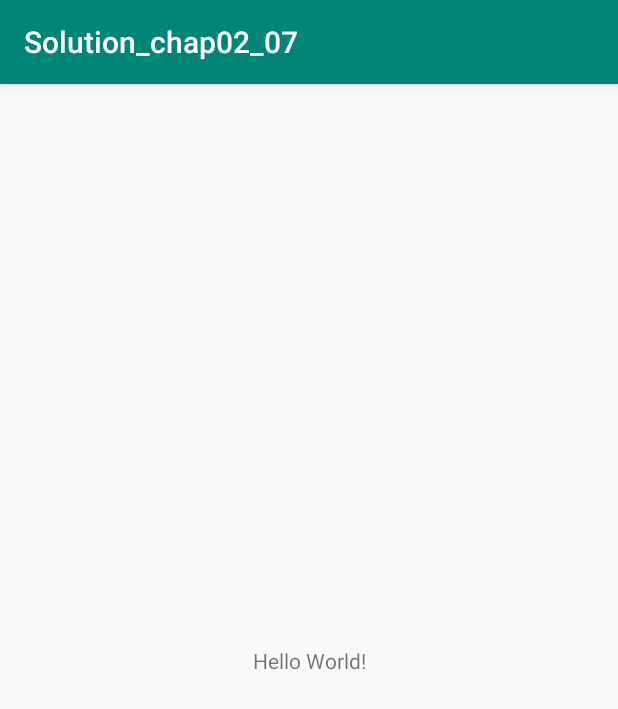
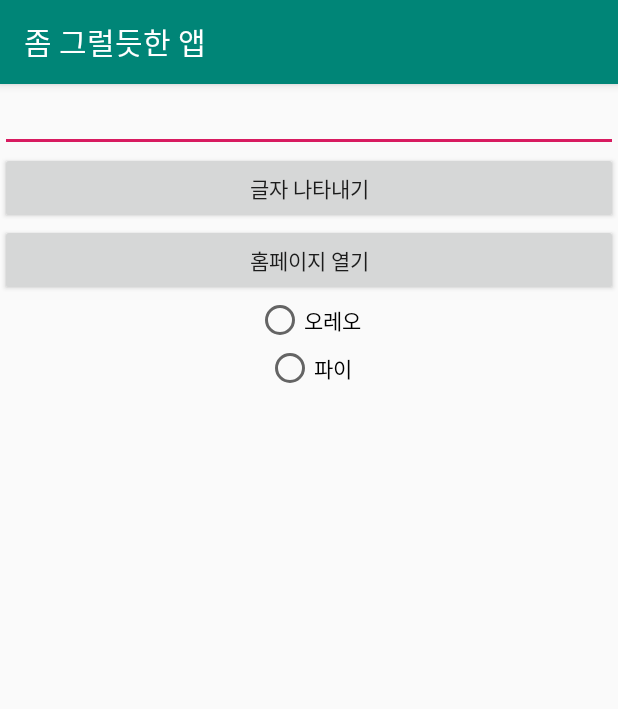
Before and after one commit to Marlrero/2019_Android, an Android app: the screen it shows after launch (MainActivity), on a phone screen of 412 x 824 dp. Shown: the top 709 px of the screen. Run offline under Robolectric (Android 15) with nearby library versions, the phone set to English and light mode, and no system bars.

Commit message:
Solution_chap02_test07
Solution_chap02_test07

```diff
--- a/Solution_chap02_07/app/src/main/java/com/example/solution_chap02_07/MainActivity.java
+++ b/Solution_chap02_07/app/src/main/java/com/example/solution_chap02_07/MainActivity.java
@@ -1,13 +1,78 @@
 package com.example.solution_chap02_07;
 
+import android.content.Intent;
+import android.net.Uri;
 import android.support.v7.app.AppCompatActivity;
 import android.os.Bundle;
+import android.view.View;
+import android.widget.Button;
+import android.widget.CompoundButton;
+import android.widget.EditText;
+import android.widget.ImageView;
+import android.widget.RadioButton;
+import android.widget.RadioGroup;
+import android.widget.Toast;
 
 public class MainActivity extends AppCompatActivity {
+    EditText editText;
+    Button btnShow, btnOpenHomepage;
+    RadioGroup rgAndroid;
+    RadioButton rbtnOreo, rbtnPie;
+    ImageView ivAndroid;
 
     @Override
     protected void onCreate(Bundle savedInstanceState) {
         super.onCreate(savedInstanceState);
         setContentView(R.layout.activity_main);
+
+        setTitle("좀 그럴듯한 앱");
+
+        editText = (EditText) findViewById(R.id.editText);
+        btnShow = (Button) findViewById(R.id.btnShow);
+        btnOpenHomepage = (Button) findViewById(R.id.btnOpenHomepage);
+        rbtnOreo = (RadioButton) findViewById(R.id.rbtnOreo);
+        rbtnPie = (RadioButton) findViewById(R.id.rbtnPie);
+        ivAndroid = (ImageView) findViewById(R.id.ivAndroid);
+
+        btnShow.setOnClickListener(new View.OnClickListener() {
+            @Override
+            public void onClick(View v) {
+                Toast.makeText(getApplicationContext(), editText.getText().toString(), Toast.LENGTH_SHORT).show();
+            }
+        });
+
+        btnOpenHomepage.setOnClickListener(new View.OnClickListener() {
+            @Override
+            public void onClick(View v) {
+                Intent mIntent = new Intent(Intent.ACTION_VIEW, Uri.parse(editText.getText().toString()));
+                startActivity(mIntent);
+            }
+        });
+/*
+        rgAndroid.setOnCheckedChangeListener(new RadioGroup.OnCheckedChangeListener() {
+            @Override
+            public void onCheckedChanged(RadioGroup group, int checkedId) {
+                switch (rgAndroid.getCheckedRadioButtonId()) {
+                    case R.id.rbtnOreo:
+                        ivAndroid.setImageResource(R.drawable.oreo); break;
+                    case R.id.rbtnPie:
+                        ivAndroid.setImageResource(R.drawable.pie);  break;
+                }
+            }
+        });
+*/
+        rbtnPie.setOnCheckedChangeListener(new RadioButton.OnCheckedChangeListener() {
+            @Override
+            public void onCheckedChanged(CompoundButton buttonView, boolean isChecked) {
+                ivAndroid.setImageResource(R.drawable.pie);
+            }
+        });
+
+        rbtnOreo.setOnCheckedChangeListener(new RadioButton.OnCheckedChangeListener() {
+            @Override
+            public void onCheckedChanged(CompoundButton buttonView, boolean isChecked) {
+                ivAndroid.setImageResource(R.drawable.oreo);
+            }
+        });
     }
 }
--- a/Solution_chap02_07/app/src/main/res/layout/activity_main.xml
+++ b/Solution_chap02_07/app/src/main/res/layout/activity_main.xml
@@ -1,18 +1,52 @@
 <?xml version="1.0" encoding="utf-8"?>
-<android.support.constraint.ConstraintLayout xmlns:android="http://schemas.android.com/apk/res/android"
+<LinearLayout xmlns:android="http://schemas.android.com/apk/res/android"
     xmlns:app="http://schemas.android.com/apk/res-auto"
     xmlns:tools="http://schemas.android.com/tools"
     android:layout_width="match_parent"
     android:layout_height="match_parent"
-    tools:context=".MainActivity">
+    tools:context=".MainActivity"
+    android:orientation="vertical">
 
-    <TextView
-        android:layout_width="wrap_content"
+    <EditText
+        android:id="@+id/editText"
+        android:layout_width="match_parent"
+        android:layout_height="wrap_content" />
+
+    <Button
+        android:id="@+id/btnShow"
+        android:layout_width="match_parent"
         android:layout_height="wrap_content"
-        android:text="Hello World!"
-        app:layout_constraintBottom_toBottomOf="parent"
-        app:layout_constraintLeft_toLeftOf="parent"
-        app:layout_constraintRight_toRightOf="parent"
-        app:layout_constraintTop_toTopOf="parent" />
+        android:text="글자 나타내기"/>
 
-</android.support.constraint.ConstraintLayout>
+    <Button
+        android:id="@+id/btnOpenHomepage"
+        android:layout_width="match_parent"
+        android:layout_height="wrap_content"
+        android:text="홈페이지 열기"/>
+
+    <RadioGroup
+        android:id="@+id/rgAndroid"
+        android:layout_width="match_parent"
+        android:layout_height="wrap_content"
+        android:gravity="center">
+
+        <RadioButton
+            android:id="@+id/rbtnOreo"
+            android:layout_width="wrap_content"
+            android:layout_height="wrap_content"
+            android:text="오레오"/>
+
+        <RadioButton
+            android:id="@+id/rbtnPie"
+            android:layout_width="wrap_content"
+            android:layout_height="wrap_content"
+            android:text="파이"/>
+
+    </RadioGroup>
+
+    <ImageView
+        android:id="@+id/ivAndroid"
+        android:layout_width="match_parent"
+        android:layout_height="wrap_content" />
+
+</LinearLayout>
```
Also changed, not shown: Solution_chap02_07/app/src/main/res/drawable/oreo.jpg (added), Solution_chap02_07/app/src/main/res/drawable/pie.jpg (added).
